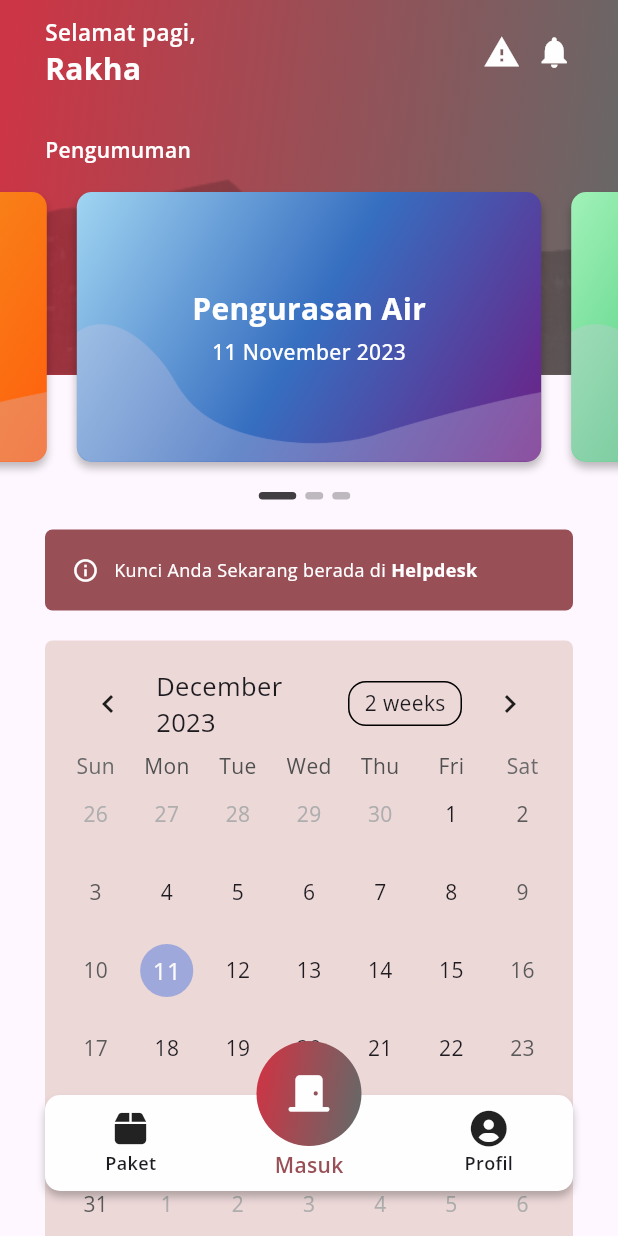
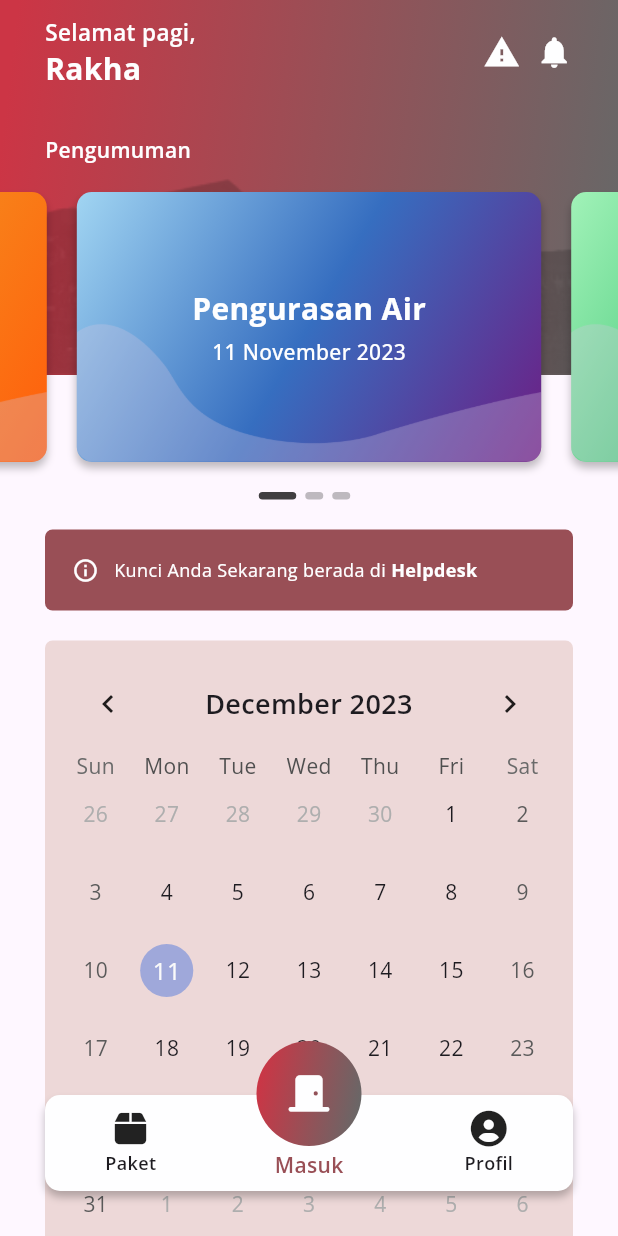
Before and after one commit to RakhaGalih/mydorm, a Flutter app: the Home screen opened directly with empty values, on a phone screen of 412 x 824 dp. Run offline on Flutter 3.47's test engine with Material 3 defaults, Android fonts, the light colour scheme and no system bars; drawn by our look-alikes of table_calendar; our stand-ins replace blurrycontainer, font_awesome_flutter.

Commit message:
table_calendar update

```diff
--- a/lib/components/table_calendar.dart
+++ b/lib/components/table_calendar.dart
@@ -18,6 +18,11 @@ class _MyCalendarState extends State<MyCalendar> {
       margin: const EdgeInsets.symmetric(horizontal: 30),
       padding: const EdgeInsets.all(10),
       child: TableCalendar(
+        calendarFormat: CalendarFormat.month,
+        headerStyle: HeaderStyle(
+            titleCentered: true,
+            formatButtonVisible: false,
+            titleTextStyle: kSemiBoldTextStyle.copyWith(fontSize: 18)),
         firstDay: DateTime.utc(2010, 10, 16),
         lastDay: DateTime.utc(2030, 3, 14),
         focusedDay: DateTime.now(),
```
